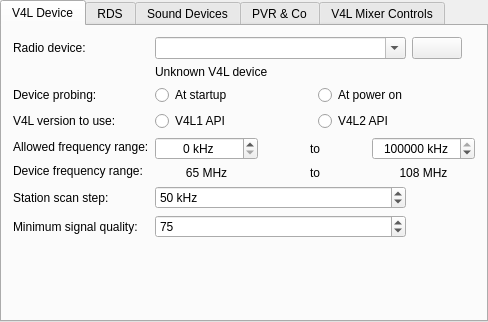
This is plugins/v4lradio/v4lradio-configuration-ui.ui in pbek/kradio as Qt 5 draws it before an edit. The edited form follows.
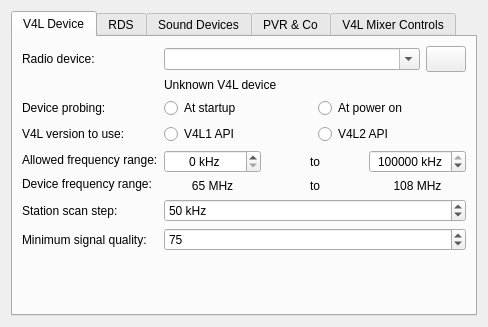
This is the edited form. Custom widgets are drawn as their Qt base class.

```diff
--- a/plugins/v4lradio/v4lradio-configuration-ui.ui
+++ b/plugins/v4lradio/v4lradio-configuration-ui.ui
@@ -7,13 +7,10 @@
     <x>0</x>
     <y>0</y>
     <width>488</width>
-    <height>322</height>
+    <height>327</height>
    </rect>
   </property>
   <layout class="QGridLayout" name="gridLayout_gen1">
-   <property name="margin">
-    <number>0</number>
-   </property>
    <item row="0" column="0">
     <widget class="QTabWidget" name="kTabWidget1">
      <property name="currentIndex">
@@ -24,50 +21,56 @@
        <string>V4L Device</string>
       </attribute>
       <layout class="QGridLayout" name="gridLayout_2">
-       <property name="margin">
-        <number>11</number>
-       </property>
-       <item row="9" column="0" colspan="2">
-        <widget class="QLabel" name="labelScanStep">
+       <item row="0" column="0">
+        <widget class="QLabel" name="labelRadioDevice">
          <property name="text">
-          <string>Station scan step:</string>
+          <string>Radio device:</string>
          </property>
          <property name="wordWrap">
           <bool>false</bool>
          </property>
         </widget>
        </item>
-       <item row="9" column="4">
-        <widget class="QLabel" name="textLabel1_3">
-         <property name="text">
-          <string/>
-         </property>
-         <property name="wordWrap">
-          <bool>false</bool>
-         </property>
-        </widget>
+       <item row="0" column="1">
+        <layout class="QHBoxLayout" name="horizontalLayout">
+         <item>
+          <widget class="KComboBox" name="m_cbRadioDevice">
+           <property name="editable">
+            <bool>true</bool>
+           </property>
+           <property name="autoCompletion">
+            <bool>false</bool>
+           </property>
+          </widget>
+         </item>
+         <item>
+          <widget class="QPushButton" name="buttonSelectRadioDevice">
+           <property name="sizePolicy">
+            <sizepolicy hsizetype="Fixed" vsizetype="Fixed">
+             <horstretch>1</horstretch>
+             <verstretch>0</verstretch>
+            </sizepolicy>
+           </property>
+           <property name="minimumSize">
+            <size>
+             <width>26</width>
+             <height>26</height>
+            </size>
+           </property>
+           <property name="baseSize">
+            <size>
+             <width>20</width>
+             <height>20</height>
+            </size>
+           </property>
+           <property name="text">
+            <string/>
+           </property>
+          </widget>
+         </item>
+        </layout>
        </item>
-       <item row="10" column="0" colspan="2">
-        <widget class="QLabel" name="labelSignalMinQuality">
-         <property name="text">
-          <string>Minimum signal quality:</string>
-         </property>
-         <property name="wordWrap">
-          <bool>false</bool>
-         </property>
-        </widget>
-       </item>
-       <item row="10" column="4">
-        <widget class="QLabel" name="textLabel1_4_2">
-         <property name="text">
-          <string/>
-         </property>
-         <property name="wordWrap">
-          <bool>false</bool>
-         </property>
-        </widget>
-       </item>
-       <item row="1" column="2" colspan="3">
+       <item row="1" column="1">
         <widget class="QLabel" name="labelDescription">
          <property name="text">
           <string>Unknown V4L device</string>
@@ -77,66 +80,67 @@
          </property>
         </widget>
        </item>
-       <item row="3" column="0" colspan="2">
+       <item row="2" column="0">
+        <widget class="QLabel" name="label_5">
+         <property name="toolTip">
+          <string>Probing V4L device capabilities requires opening the device. This might interfere with other application which might currently use the same hardware / driver causing problems / interference. If you experience such issues, you should use the probing only at power on. The only disadvantage might be that in the configuration dialog, you might not see the device description after startup but just the device pseudo file name.</string>
+         </property>
+         <property name="text">
+          <string>Device probing:</string>
+         </property>
+        </widget>
+       </item>
+       <item row="2" column="1">
+        <layout class="QHBoxLayout" name="horizontalLayout_3">
+         <item>
+          <widget class="QRadioButton" name="m_rbProbeAtStartup">
+           <property name="toolTip">
+            <string>Probing V4L device capabilities requires opening the device. This might interfere with other application which might currently use the same hardware / driver causing problems / interference. If you experience such issues, you should use the probing only at power on. The only disadvantage might be that in the configuration dialog, you might not see the device description after startup but just the device pseudo file name.</string>
+           </property>
+           <property name="text">
+            <string>At startup</string>
+           </property>
+          </widget>
+         </item>
+         <item>
+          <widget class="QRadioButton" name="m_rbProbeAtPowerOn">
+           <property name="toolTip">
+            <string>Probing V4L device capabilities requires opening the device. This might interfere with other application which might currently use the same hardware / driver causing problems / interference. If you experience such issues, you should use the probing only at power on. The only disadvantage might be that in the configuration dialog, you might not see the device description after startup but just the device pseudo file name.</string>
+           </property>
+           <property name="text">
+            <string>At power on</string>
+           </property>
+          </widget>
+         </item>
+        </layout>
+       </item>
+       <item row="3" column="0">
         <widget class="QLabel" name="label_3">
          <property name="text">
           <string>V4L version to use:</string>
          </property>
         </widget>
        </item>
-       <item row="0" column="0" colspan="2">
-        <widget class="QLabel" name="labelRadioDevice">
-         <property name="text">
-          <string>Radio device:</string>
-         </property>
-         <property name="wordWrap">
-          <bool>false</bool>
-         </property>
-        </widget>
+       <item row="3" column="1">
+        <layout class="QHBoxLayout" name="horizontalLayout_5">
+         <item>
+          <widget class="QRadioButton" name="rbV4L1Version">
+           <property name="text">
+            <string>V4L1 API</string>
+           </property>
+          </widget>
+         </item>
+         <item>
+          <widget class="QRadioButton" name="rbV4L2Version">
+           <property name="text">
+            <string>V4L2 API</string>
+           </property>
+          </widget>
+         </item>
+        </layout>
        </item>
-       <item row="9" column="2">
-        <widget class="QSpinBox" name="editScanStep">
-         <property name="sizePolicy">
-          <sizepolicy hsizetype="Minimum" vsizetype="Preferred">
-           <horstretch>0</horstretch>
-           <verstretch>0</verstretch>
-          </sizepolicy>
-         </property>
-         <property name="suffix">
-          <string> kHz</string>
-         </property>
-         <property name="minimum">
-          <number>1</number>
-         </property>
-         <property name="maximum">
-          <number>500</number>
-         </property>
-         <property name="value">
-          <number>50</number>
-         </property>
-        </widget>
-       </item>
-       <item row="10" column="2">
-        <widget class="QSpinBox" name="editSignalMinQuality">
-         <property name="sizePolicy">
-          <sizepolicy hsizetype="Minimum" vsizetype="Preferred">
-           <horstretch>0</horstretch>
-           <verstretch>0</verstretch>
-          </sizepolicy>
-         </property>
-         <property name="value">
-          <number>75</number>
-         </property>
-        </widget>
-       </item>
-       <item row="4" column="0" colspan="2">
+       <item row="4" column="0">
         <widget class="QLabel" name="labelMinMaxFrequency">
-         <property name="sizePolicy">
-          <sizepolicy hsizetype="Preferred" vsizetype="Preferred">
-           <horstretch>0</horstretch>
-           <verstretch>0</verstretch>
-          </sizepolicy>
-         </property>
          <property name="text">
           <string>Allowed frequency range:</string>
          </property>
@@ -145,19 +149,13 @@
          </property>
         </widget>
        </item>
-       <item row="4" column="2" rowspan="2" colspan="3">
+       <item row="4" column="1" rowspan="2">
         <layout class="QGridLayout" name="gridLayout_5">
          <item row="0" column="1">
           <widget class="QSpinBox" name="editMinFrequency">
            <property name="enabled">
             <bool>true</bool>
            </property>
-           <property name="sizePolicy">
-            <sizepolicy hsizetype="Minimum" vsizetype="Preferred">
-             <horstretch>0</horstretch>
-             <verstretch>0</verstretch>
-            </sizepolicy>
-           </property>
            <property name="alignment">
             <set>Qt::AlignCenter</set>
            </property>
@@ -209,12 +207,6 @@
            <property name="enabled">
             <bool>true</bool>
            </property>
-           <property name="sizePolicy">
-            <sizepolicy hsizetype="Minimum" vsizetype="Preferred">
-             <horstretch>0</horstretch>
-             <verstretch>0</verstretch>
-            </sizepolicy>
-           </property>
            <property name="alignment">
             <set>Qt::AlignCenter</set>
            </property>
@@ -263,126 +255,115 @@
          </item>
         </layout>
        </item>
-       <item row="5" column="0" colspan="2">
+       <item row="5" column="0">
         <widget class="QLabel" name="labelDevMinMaxFrequency">
          <property name="text">
           <string>Device frequency range:</string>
          </property>
         </widget>
        </item>
-       <item row="0" column="2">
-        <widget class="KComboBox" name="m_cbRadioDevice">
-         <property name="sizePolicy">
-          <sizepolicy hsizetype="Expanding" vsizetype="Preferred">
-           <horstretch>5</horstretch>
-           <verstretch>0</verstretch>
-          </sizepolicy>
+       <item row="6" column="0">
+        <widget class="QLabel" name="labelScanStep">
+         <property name="text">
+          <string>Station scan step:</string>
          </property>
-         <property name="editable">
-          <bool>true</bool>
-         </property>
-         <property name="autoCompletion">
+         <property name="wordWrap">
           <bool>false</bool>
          </property>
         </widget>
        </item>
-       <item row="0" column="3">
-        <widget class="QPushButton" name="buttonSelectRadioDevice">
-         <property name="sizePolicy">
-          <sizepolicy hsizetype="Preferred" vsizetype="Minimum">
-           <horstretch>1</horstretch>
-           <verstretch>0</verstretch>
-          </sizepolicy>
+       <item row="6" column="1">
+        <widget class="QSpinBox" name="editScanStep">
+         <property name="suffix">
+          <string> kHz</string>
          </property>
-         <property name="minimumSize">
-          <size>
-           <width>20</width>
-           <height>20</height>
-          </size>
+         <property name="minimum">
+          <number>1</number>
          </property>
-         <property name="baseSize">
-          <size>
-           <width>20</width>
-           <height>20</height>
-          </size>
+         <property name="maximum">
+          <number>500</number>
          </property>
-         <property name="text">
-          <string/>
+         <property name="value">
+          <number>50</number>
          </property>
         </widget>
        </item>
-       <item row="2" column="0" colspan="2">
-        <widget class="QLabel" name="label_5">
-         <property name="sizePolicy">
-          <sizepolicy hsizetype="Minimum" vsizetype="Preferred">
-           <horstretch>0</horstretch>
-           <verstretch>0</verstretch>
-          </sizepolicy>
+       <item row="7" column="0">
+        <widget class="QLabel" name="labelSignalMinQuality">
+         <property name="text">
+          <string>Minimum signal quality:</string>
          </property>
-         <property name="toolTip">
-          <string>Probing V4L device capabilities requires opening the device. This might interfere with other application which might currently use the same hardware / driver causing problems / interference. If you experience such issues, you should use the probing only at power on. The only disadvantage might be that in the configuration dialog, you might not see the device description after startup but just the device pseudo file name.</string>
+         <property name="wordWrap">
+          <bool>false</bool>
          </property>
-         <property name="text">
-          <string>Device probing:</string>
+        </widget>
+       </item>
+       <item row="7" column="1">
+        <widget class="QSpinBox" name="editSignalMinQuality">
+         <property name="value">
+          <number>75</number>
          </property>
         </widget>
        </item>
-       <item row="11" column="2">
+       <item row="8" column="1">
         <spacer name="verticalSpacer_2">
          <property name="orientation">
+          <enum>Qt::Horizontal</enum>
+         </property>
+         <property name="sizeHint" stdset="0">
+          <size>
+           <width>5</width>
+           <height>5</height>
+          </size>
+         </property>
+        </spacer>
+       </item>
+       <item row="8" column="0">
+        <spacer name="verticalSpacer_5">
+         <property name="orientation">
           <enum>Qt::Vertical</enum>
          </property>
          <property name="sizeHint" stdset="0">
           <size>
            <width>20</width>
-           <height>40</height>
+           <height>5</height>
           </size>
          </property>
         </spacer>
        </item>
-       <item row="2" column="2" colspan="3">
-        <layout class="QHBoxLayout" name="horizontalLayout_3">
-         <item>
-          <widget class="QRadioButton" name="m_rbProbeAtStartup">
-           <property name="toolTip">
-            <string>Probing V4L device capabilities requires opening the device. This might interfere with other application which might currently use the same hardware / driver causing problems / interference. If you experience such issues, you should use the probing only at power on. The only disadvantage might be that in the configuration dialog, you might not see the device description after startup but just the device pseudo file name.</string>
-           </property>
-           <property name="text">
-            <string>At startup</string>
-           </property>
-          </widget>
-         </item>
-         <item>
-          <widget class="QRadioButton" name="m_rbProbeAtPowerOn">
-           <property name="toolTip">
-            <string>Probing V4L device capabilities requires opening the device. This might interfere with other application which might currently use the same hardware / driver causing problems / interference. If you experience such issues, you should use the probing only at power on. The only disadvantage might be that in the configuration dialog, you might not see the device description after startup but just the device pseudo file name.</string>
-           </property>
-           <property name="text">
-            <string>At power on</string>
-           </property>
-          </widget>
-         </item>
-        </layout>
-       </item>
-       <item row="3" column="2" colspan="3">
-        <layout class="QHBoxLayout" name="horizontalLayout_5">
-         <item>
-          <widget class="QRadioButton" name="rbV4L1Version">
-           <property name="text">
-            <string>V4L1 API</string>
-           </property>
-          </widget>
-         </item>
-         <item>
-          <widget class="QRadioButton" name="rbV4L2Version">
-           <property name="text">
-            <string>V4L2 API</string>
-           </property>
-          </widget>
-         </item>
-        </layout>
-       </item>
       </layout>
+      <widget class="QLabel" name="textLabel1_3">
+       <property name="geometry">
+        <rect>
+         <x>417</x>
+         <y>170</y>
+         <width>16</width>
+         <height>16</height>
+        </rect>
+       </property>
+       <property name="text">
+        <string/>
+       </property>
+       <property name="wordWrap">
+        <bool>false</bool>
+       </property>
+      </widget>
+      <widget class="QLabel" name="textLabel1_4_2">
+       <property name="geometry">
+        <rect>
+         <x>417</x>
+         <y>197</y>
+         <width>16</width>
+         <height>16</height>
+        </rect>
+       </property>
+       <property name="text">
+        <string/>
+       </property>
+       <property name="wordWrap">
+        <bool>false</bool>
+       </property>
+      </widget>
      </widget>
      <widget class="QWidget" name="RDSOptions">
       <attribute name="title">
@@ -995,7 +976,6 @@
    </item>
   </layout>
  </widget>
- <layoutdefault spacing="6" margin="0"/>
  <customwidgets>
   <customwidget>
    <class>KDoubleNumInput</class>
```
Left out of the diff: 112 changed lines with no effect on the pictures.
